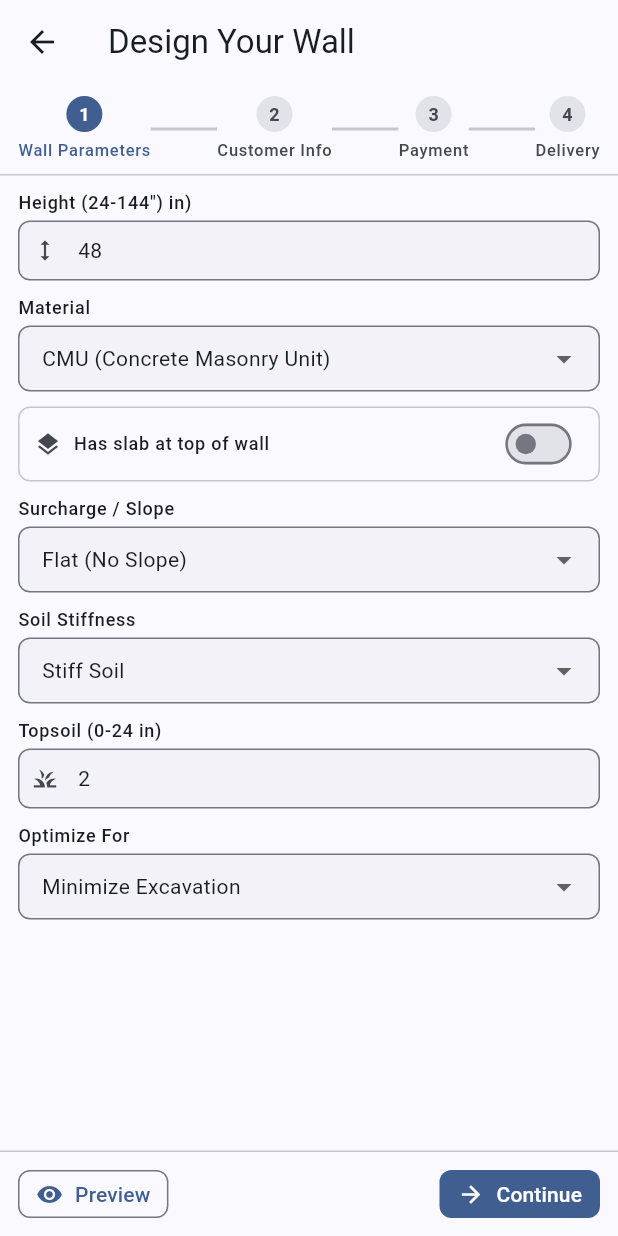
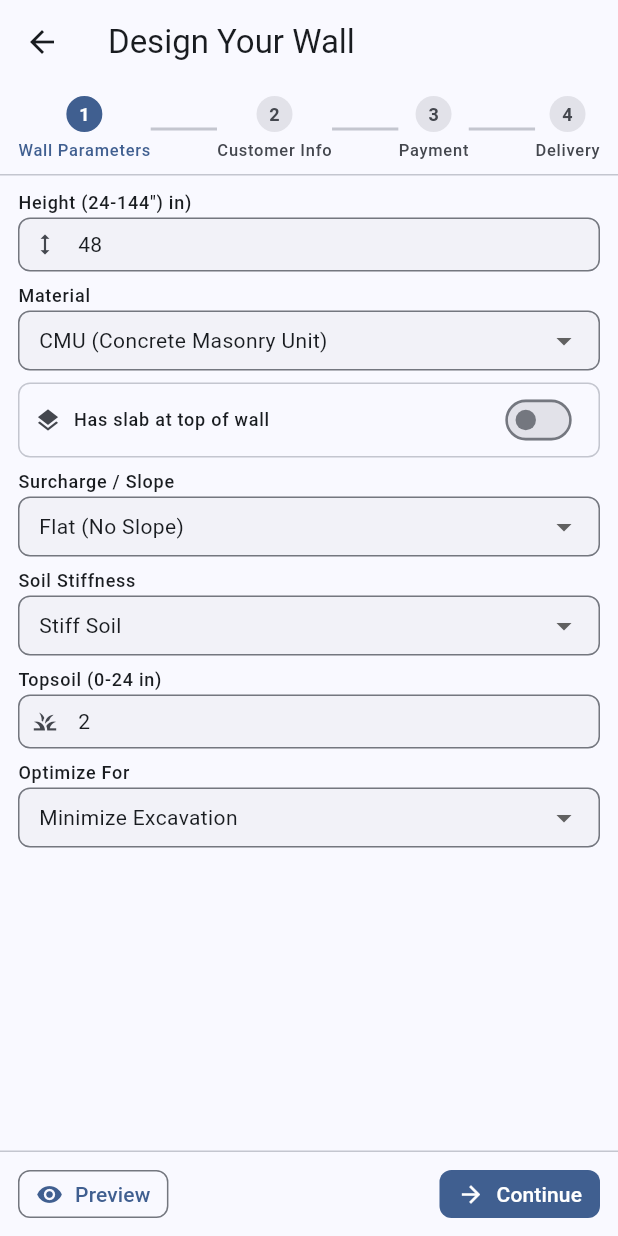
Before and after one commit to coredawg38/RetainingWallUI, a Flutter app: the WallInputPage screen opened by its route, on a phone screen of 412 x 824 dp. Run offline on Flutter 3.47's test engine with Material 3 defaults, Android fonts, the phone set to English and light mode, and no system bars; our stand-ins replace flutter_riverpod, freezed_annotation, go_router, web; missing offline and left inert: dart:js_interop, flutter_stripe, json_schema.

Commit message:
Cleaning up ui

```diff
--- a/lib/features/wall_input/presentation/pages/wall_input_page.dart
+++ b/lib/features/wall_input/presentation/pages/wall_input_page.dart
@@ -153,7 +153,7 @@ class _StepContent extends ConsumerWidget {
               onEmailChanged: notifier.updateCustomerEmail,
               onPhoneChanged: notifier.updateCustomerPhone,
             ),
-            const SizedBox(height: 12),
+            const SizedBox(height: 10),
             AddressForm(
               title: 'Site Address',
               subtitle: 'Where the wall will be built',
--- a/lib/features/wall_input/presentation/widgets/wall_form.dart
+++ b/lib/features/wall_input/presentation/widgets/wall_form.dart
@@ -63,44 +63,19 @@ class WallForm extends StatelessWidget {
 
   @override
   Widget build(BuildContext context) {
-    return LayoutBuilder(
-      builder: (context, constraints) {
-        final twoCol = constraints.maxWidth >= 520;
-        const gap = 10.0;
-
-        Widget pair(Widget a, Widget b) {
-          if (!twoCol) {
-            return Column(
-              crossAxisAlignment: CrossAxisAlignment.stretch,
-              children: [
-                a,
-                const SizedBox(height: gap),
-                b,
-              ],
-            );
-          }
-          return Row(
-            crossAxisAlignment: CrossAxisAlignment.start,
-            children: [
-              Expanded(child: a),
-              const SizedBox(width: gap),
-              Expanded(child: b),
-            ],
-          );
-        }
+    const gap = 8.0;
 
     return Column(
       crossAxisAlignment: CrossAxisAlignment.stretch,
       children: [
-            pair(
         _HeightInput(
           value: input.height,
           onChanged: enabled ? onHeightChanged : null,
         ),
+        const SizedBox(height: gap),
         _MaterialDropdown(
           value: input.material,
           onChanged: enabled ? onMaterialChanged : null,
-              ),
         ),
         const SizedBox(height: gap),
         _SlabSwitch(
@@ -108,30 +83,26 @@ class WallForm extends StatelessWidget {
           onChanged: enabled ? onHasSlabChanged : null,
         ),
         const SizedBox(height: gap),
-            pair(
         _SurchargeDropdown(
           value: input.surcharge,
           onChanged: enabled ? onSurchargeChanged : null,
         ),
+        const SizedBox(height: gap),
         _SoilStiffnessDropdown(
           value: input.soilStiffness,
           onChanged: enabled ? onSoilStiffnessChanged : null,
         ),
-            ),
         const SizedBox(height: gap),
-            pair(
         _ToppingInput(
           value: input.topping,
           onChanged: enabled ? onToppingChanged : null,
         ),
+        const SizedBox(height: gap),
         _OptimizationDropdown(
           value: input.optimizationParameter,
           onChanged: enabled ? onOptimizationChanged : null,
         ),
-            ),
       ],
-        );
-      },
     );
   }
 }
--- a/lib/shared/widgets/common_widgets.dart
+++ b/lib/shared/widgets/common_widgets.dart
@@ -284,7 +284,7 @@ class LabeledTextField extends StatelessWidget {
               ),
           ],
         ),
-        SizedBox(height: dense ? 4 : 8),
+        SizedBox(height: dense ? 2 : 8),
         TextFormField(
           controller: controller,
           initialValue: controller == null ? initialValue : null,
@@ -295,7 +295,7 @@ class LabeledTextField extends StatelessWidget {
             errorText: errorText,
             isDense: dense,
             contentPadding: dense
-                ? const EdgeInsets.symmetric(horizontal: 12, vertical: 10)
+                ? const EdgeInsets.symmetric(horizontal: 10, vertical: 8)
                 : null,
             prefixIcon: prefixIcon != null
                 ? Icon(prefixIcon, size: dense ? 18 : 24)
@@ -394,7 +394,7 @@ class LabeledDropdown<T> extends StatelessWidget {
               ),
           ],
         ),
-        SizedBox(height: dense ? 4 : 8),
+        SizedBox(height: dense ? 2 : 8),
         DropdownButtonFormField<T>(
           initialValue: value,
           items: items,
@@ -407,7 +407,7 @@ class LabeledDropdown<T> extends StatelessWidget {
             errorText: errorText,
             isDense: dense,
             contentPadding: dense
-                ? const EdgeInsets.symmetric(horizontal: 12, vertical: 10)
+                ? const EdgeInsets.symmetric(horizontal: 10, vertical: 8)
                 : null,
             helperStyle: dense
                 ? Theme.of(context).textTheme.bodySmall?.copyWith(fontSize: 11)
```
Also changed, not shown: lib/features/wall_input/presentation/widgets/address_form.dart (+22 -28 lines), lib/features/wall_input/presentation/widgets/customer_form.dart (+8 -37 lines). Lines whose indentation alone changed are shown as unchanged.
